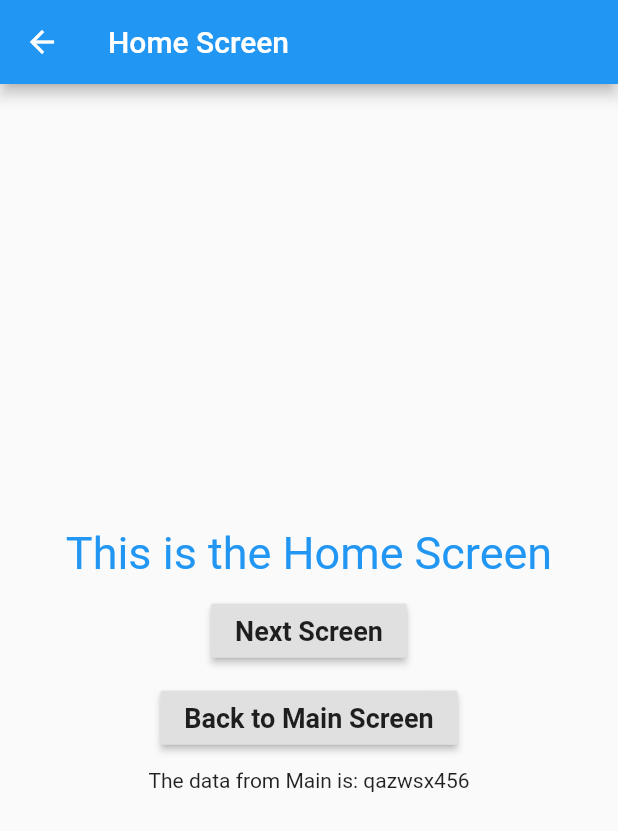
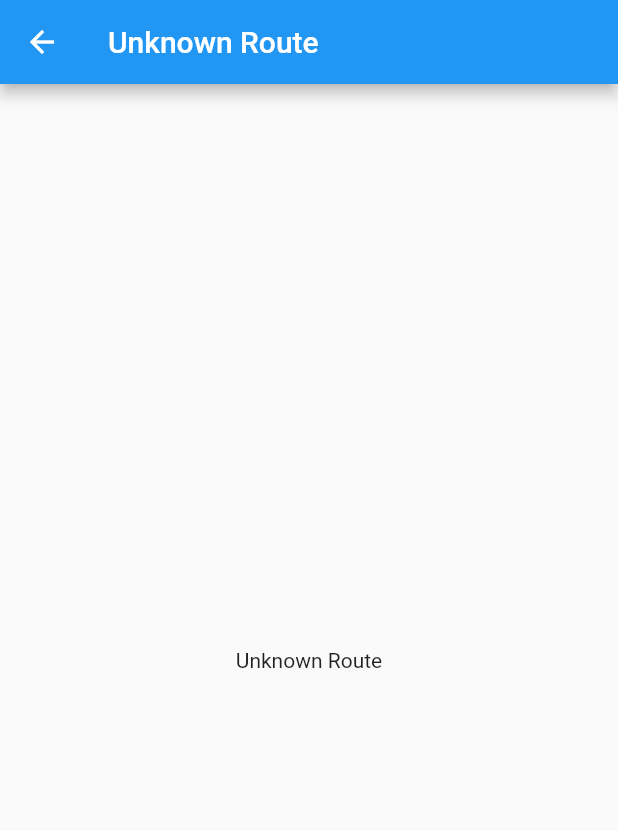
Before and after one commit to vleiswal/ripples_tut_getX, a Flutter app: the screen it shows after launch, after a tap on "Go to Home Screen", on a phone screen of 412 x 824 dp. Shown: the top 831 px of the screen. Run offline on Flutter 3.47's test engine with Material 2 defaults, Android fonts, the phone set to English and light mode, and no system bars; our stand-ins replace get.

Commit message:
lesson_6

```diff
--- a/lib/main.dart
+++ b/lib/main.dart
@@ -1,6 +1,8 @@
 import 'package:flutter/material.dart';
 import 'package:get/get.dart';
 import 'package:getx_tut_4/screens/home_screen.dart';
+import 'package:getx_tut_4/screens/next_screen.dart';
+import 'package:getx_tut_4/screens/unknown_route.dart';
 
 void main() {
   runApp(MyApp());
@@ -10,7 +12,28 @@ class MyApp extends StatelessWidget {
   @override
   Widget build(BuildContext context) {
     return GetMaterialApp(
-      title: 'Dialog',
+      title: 'Navigation',
+      initialRoute: '/',
+      debugShowCheckedModeBanner: false,
+      defaultTransition: Transition.zoom,
+      getPages: [
+        GetPage(name: '/', page: () => MyApp()),
+        GetPage(name: '/home', page: () => HomeScreen()),
+        // GetPage(
+        //   name: '/nextScreen',
+        //   page: () => NextScreen(),
+        //   transition: Transition.leftToRight,
+        // ),
+        GetPage(
+          name: '/nextScreen/:someValue',
+          page: () => NextScreen(),
+          transition: Transition.leftToRight,
+        ),
+      ],
+      unknownRoute: GetPage(
+        name: '/notfound',
+        page: () => UnknownRoute(),
+      ),
       home: Scaffold(
         appBar: AppBar(
           title: Text('Navigation'),
@@ -23,8 +46,12 @@ class MyApp extends StatelessWidget {
               RaisedButton(
                 child: Text('Go to Home Screen'),
                 onPressed: () {
+                  Get.toNamed('/homex');
+                  // Get.toNamed(
+                  //   '/home?channel=VleisWa&content=Flutter GetX',
+                  // );
                   //showBottomSheet(); //BottomSheet
-                  routeNavigation();
+                  //routeNavigation();
                 },
               ),
             ],
@@ -33,6 +60,34 @@ class MyApp extends StatelessWidget {
       ),
     );
   }
+
+// class MyApp extends StatelessWidget {
+//   @override
+//   Widget build(BuildContext context) {
+//     return GetMaterialApp(
+//       title: 'Dialog',
+//       home: Scaffold(
+//         appBar: AppBar(
+//           title: Text('Navigation'),
+//         ),
+//         body: Center(
+//           child: Column(
+//             mainAxisAlignment: MainAxisAlignment.center,
+//             crossAxisAlignment: CrossAxisAlignment.center,
+//             children: [
+//               RaisedButton(
+//                 child: Text('Go to Home Screen'),
+//                 onPressed: () {
+//                   //showBottomSheet(); //BottomSheet
+//                   routeNavigation();
+//                 },
+//               ),
+//             ],
+//           ),
+//         ),
+//       ),
+//     );
+//   }
 
   showBottomSheet() {
     return (Get.bottomSheet(
--- /dev/null
+++ b/lib/screens/unknown_route.dart
@@ -0,0 +1,21 @@
+import 'package:flutter/material.dart';
+
+class UnknownRoute extends StatelessWidget {
+  @override
+  Widget build(BuildContext context) {
+    return Scaffold(
+      appBar: AppBar(
+        title: Text('Unknown Route'),
+      ),
+      body: Center(
+        child: Column(
+          mainAxisAlignment: MainAxisAlignment.center,
+          crossAxisAlignment: CrossAxisAlignment.center,
+          children: [
+            Text('Unknown Route'),
+          ],
+        ),
+      ),
+    );
+  }
+}
```
Also changed, not shown: lib/screens/home_screen.dart (+7 -2 lines), lib/screens/next_screen.dart (added, +16 -0 lines).
